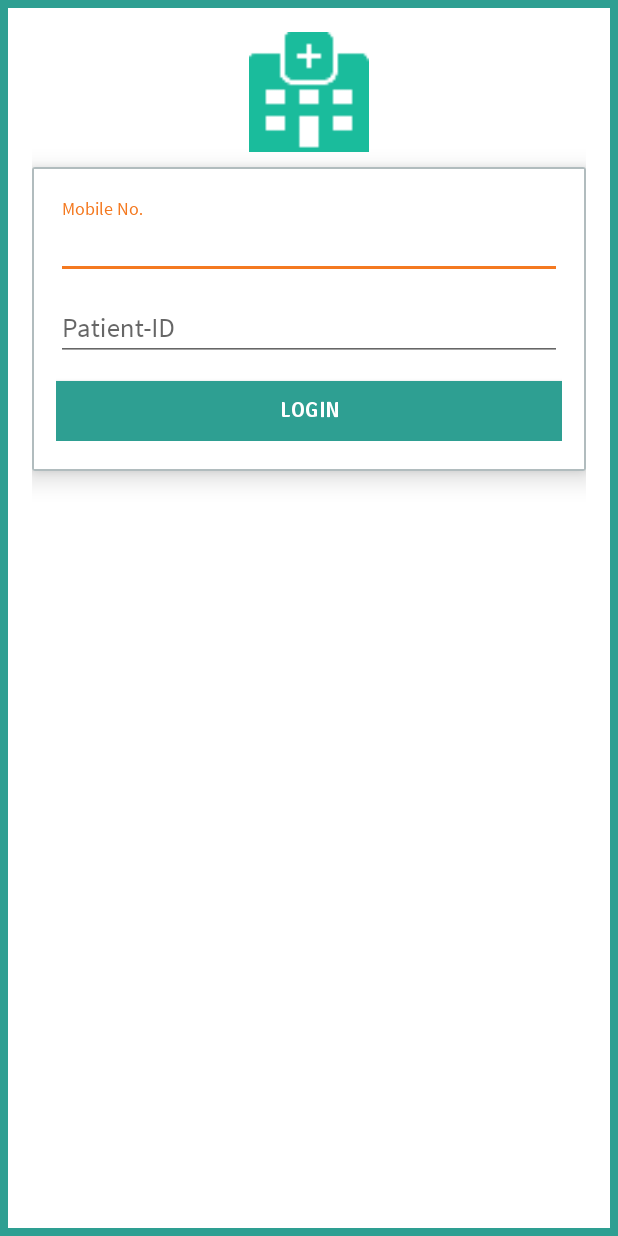
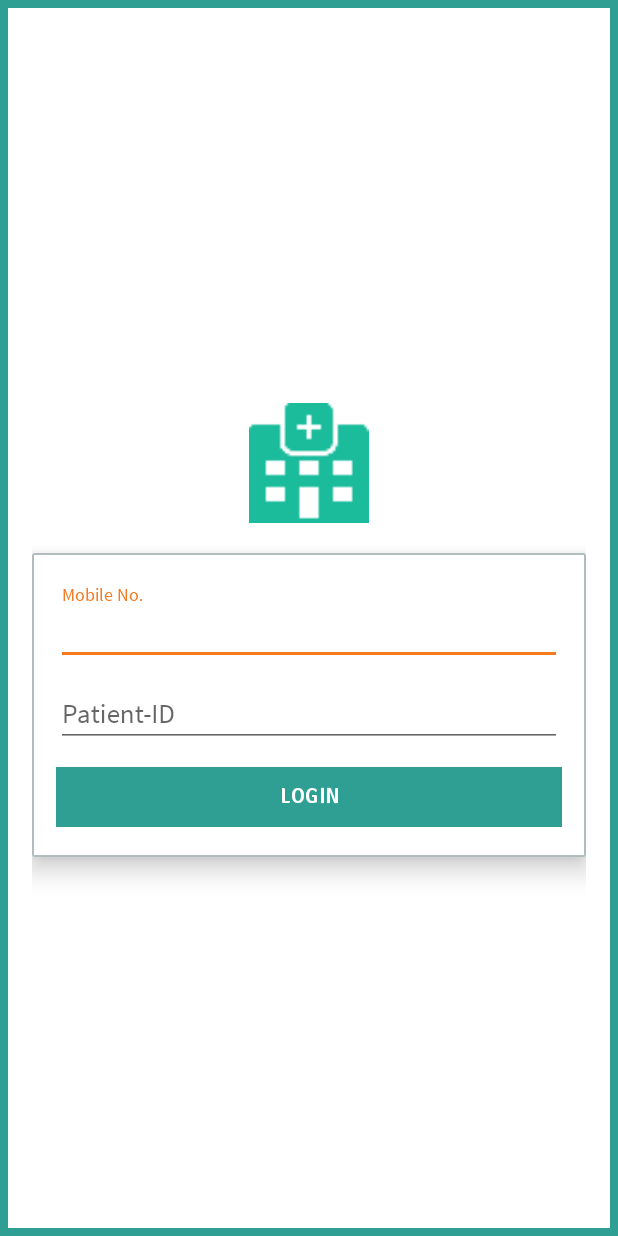
Before and after one commit to zeeshankhan7/QRGenerator, an Android app: the screen it shows after launch (MainActivity), on a phone screen of 412 x 824 dp. Run offline under Robolectric (Android 15) with nearby library versions, the phone set to English and light mode, and no system bars; our stand-ins replace ButterKnife; libraries missing offline, so code that uses them is left out: com.squareup.otto; 1 statement that could not run was skipped.

Commit message:
add visitor progress show nd layout change

```diff
--- a/app/src/main/res/layout/activity_main.xml
+++ b/app/src/main/res/layout/activity_main.xml
@@ -12,6 +12,7 @@
         android:layout_height="match_parent"
         android:layout_margin="5dp"
         android:background="#ffffff"
+        android:gravity="center"
         android:paddingLeft="@dimen/activity_horizontal_margin"
         android:paddingRight="@dimen/activity_horizontal_margin"
         android:paddingTop="@dimen/activity_vertical_margin">
@@ -26,11 +27,12 @@
             android:src="@mipmap/hospital" />
 
         <android.support.v7.widget.CardView
-            android:layout_marginTop="10dp"
             style="@style/LoginFormCardStyle"
             android:layout_width="match_parent"
             android:layout_height="wrap_content"
-            android:layout_below="@+id/max_logo">
+            android:layout_below="@+id/max_logo"
+            android:layout_centerInParent="true"
+            android:layout_marginTop="20dp">
 
             <LinearLayout
                 android:id="@+id/activity_main"
@@ -43,8 +45,8 @@
                 <com.qrgenerator.customviews.CustomFontTextInputLayout
                     android:layout_width="match_parent"
                     android:layout_height="wrap_content"
+                    android:visibility="gone"
                     app:custom_font="signika_regular"
-                    android:visibility="gone"
                     app:hintEnabled="true">
 
                     <com.qrgenerator.customviews.CustomFontEditText
@@ -54,16 +56,18 @@
                         android:layout_alignParentTop="true"
                         android:layout_centerHorizontal="true"
                         android:ems="10"
-                        android:visibility="gone"
                         android:hint="Attendant or Visitor Name"
                         android:inputType="textPersonName"
-                        android:typeface="serif" />
+                        android:typeface="serif"
+                        android:visibility="gone" />
                 </com.qrgenerator.customviews.CustomFontTextInputLayout>
+
                 <com.qrgenerator.customviews.CustomFontTextInputLayout
                     android:layout_width="match_parent"
                     android:layout_height="wrap_content"
                     app:custom_font="signika_regular"
                     app:hintEnabled="true">
+
                     <com.qrgenerator.customviews.CustomFontEditText
                         android:id="@+id/mobile_no_editText"
                         android:layout_width="match_parent"
@@ -77,15 +81,16 @@
                         android:inputType="phone"
                         android:typeface="serif" />
                 </com.qrgenerator.customviews.CustomFontTextInputLayout>
+
                 <com.qrgenerator.customviews.CustomFontTextInputLayout
                     android:layout_width="match_parent"
                     android:layout_height="wrap_content"
                     android:visibility="gone"
                     app:custom_font="signika_regular"
                     app:hintEnabled="true">
+
                     <com.qrgenerator.customviews.CustomFontEditText
                         android:id="@+id/patient_name_editText"
-                    android:visibility="gone"
                         android:layout_width="match_parent"
                         android:layout_height="wrap_content"
                         android:layout_alignParentEnd="true"
@@ -95,13 +100,16 @@
                         android:ems="10"
                         android:hint="Patient Name"
                         android:inputType="textPersonName"
-                    android:typeface="serif" />
+                        android:typeface="serif"
+                        android:visibility="gone" />
                 </com.qrgenerator.customviews.CustomFontTextInputLayout>
+
                 <com.qrgenerator.customviews.CustomFontTextInputLayout
                     android:layout_width="match_parent"
                     android:layout_height="wrap_content"
                     app:custom_font="signika_regular"
                     app:hintEnabled="true">
+
                     <com.qrgenerator.customviews.CustomFontEditText
                         android:id="@+id/patient_id_editText"
                         android:layout_width="match_parent"
@@ -115,13 +123,14 @@
                         android:inputType="textPersonName"
                         android:typeface="serif" />
                 </com.qrgenerator.customviews.CustomFontTextInputLayout>
+
                 <com.qrgenerator.customviews.CustomFontButton
                     android:id="@+id/loginBtn"
                     android:layout_width="400dp"
                     android:layout_height="40dp"
-                    android:layout_gravity="center_horizontal"
                     android:layout_below="@+id/mobile_no_editText"
                     android:layout_centerHorizontal="true"
+                    android:layout_gravity="center_horizontal"
                     android:layout_marginTop="13dp"
                     android:background="@drawable/login_btn_bg"
                     android:fontFamily="sans-serif"
--- a/build.gradle
+++ b/build.gradle
@@ -5,7 +5,7 @@ buildscript {
         jcenter()
     }
     dependencies {
-        classpath 'com.android.tools.build:gradle:2.3.2'
+        classpath 'com.android.tools.build:gradle:2.3.3'
 
         // NOTE: Do not place your application dependencies here; they belong
         // in the individual module build.gradle files
```
Also changed, not shown: app/src/main/java/com/qrgenerator/customviews/CustomDialogFragment.java (+7 -1 lines). Lines whose indentation alone changed are shown as unchanged.
